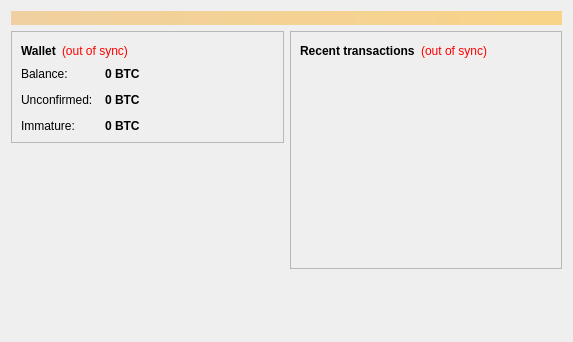
Above: src/qt/forms/overviewpage.ui from raffermeko/bitcoin before the change. Below: the same form after it.
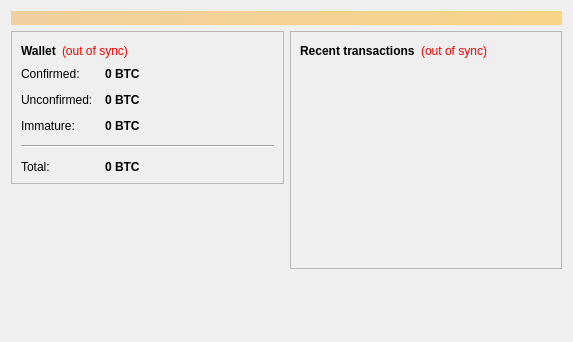
That is the form after the change.

Commit message: qt: Add total balance in overview page

Patch:
```diff
--- a/src/qt/forms/overviewpage.ui
+++ b/src/qt/forms/overviewpage.ui
@@ -103,7 +103,7 @@
             <item row="0" column="0">
              <widget class="QLabel" name="label">
               <property name="text">
-               <string>Balance:</string>
+               <string>Confirmed:</string>
               </property>
              </widget>
             </item>
@@ -184,6 +184,42 @@
               </property>
              </widget>
             </item>
+            <item row="4" column="0">
+             <widget class="QLabel" name="labelTotalText">
+              <property name="text">
+               <string>Total:</string>
+              </property>
+             </widget>
+            </item>
+            <item row="4" column="1">
+             <widget class="QLabel" name="labelTotal">
+              <property name="font">
+               <font>
+                <weight>75</weight>
+                <bold>true</bold>
+               </font>
+              </property>
+              <property name="cursor">
+               <cursorShape>IBeamCursor</cursorShape>
+              </property>
+              <property name="toolTip">
+               <string>Your current total balance</string>
+              </property>
+              <property name="text">
+               <string notr="true">0 BTC</string>
+              </property>
+              <property name="textInteractionFlags">
+               <set>Qt::LinksAccessibleByMouse|Qt::TextSelectableByKeyboard|Qt::TextSelectableByMouse</set>
+              </property>
+             </widget>
+            </item>
+            <item row="3" column="0" colspan="2">
+             <widget class="Line" name="line">
+              <property name="orientation">
+               <enum>Qt::Horizontal</enum>
+              </property>
+             </widget>
+            </item>
            </layout>
           </item>
          </layout>
```
Left out of the diff: 4 changed lines with no effect on the pictures. The commit also changes 1 other file.
